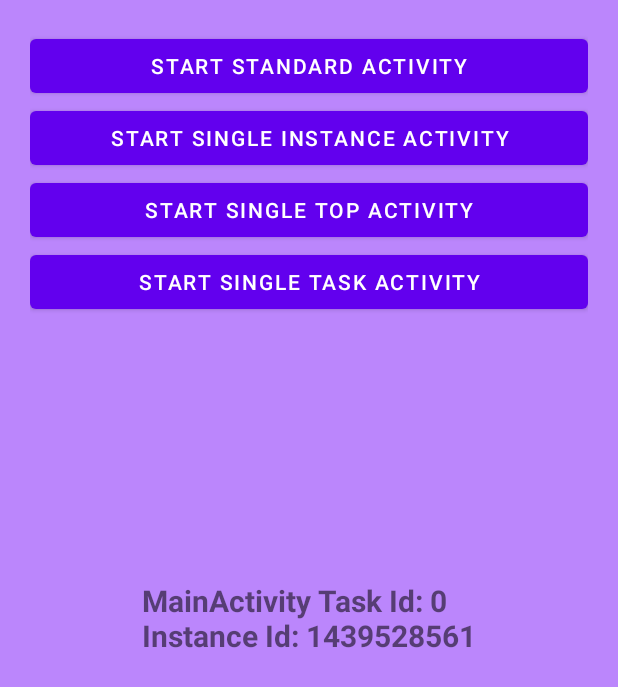
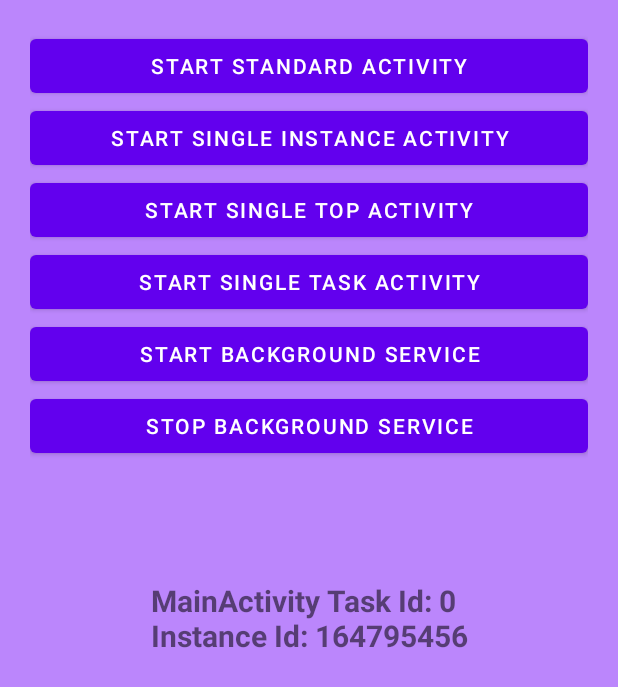
Before and after one commit to dantech0xff/AndroidFundamentalsByDanTech, an Android app: the screen it shows after launch (MainActivity), on a phone screen of 412 x 824 dp. Shown: the top 687 px of the screen. Run offline under Robolectric (Android 15) with nearby library versions, the phone set to English and light mode, and no system bars; our stand-ins replace data binding.

Commit message:
Background Service

```diff
--- a/app/src/main/java/com/creative/androidfundamentalsbydantech/activity/MainActivity.kt
+++ b/app/src/main/java/com/creative/androidfundamentalsbydantech/activity/MainActivity.kt
@@ -10,9 +10,12 @@ import androidx.core.view.ViewCompat
 import androidx.core.view.WindowInsetsCompat
 import com.creative.androidfundamentalsbydantech.R
 import com.creative.androidfundamentalsbydantech.databinding.ActivityMainBinding
+import com.creative.androidfundamentalsbydantech.service.BackgroundService
 
 class MainActivity : AppCompatActivity() {
     private var viewBinding: ActivityMainBinding? = null
+
+    private var bgServiceId: Int = 0
     override fun onCreate(savedInstanceState: Bundle?) {
         super.onCreate(savedInstanceState)
         enableEdgeToEdge()
@@ -29,6 +32,12 @@ class MainActivity : AppCompatActivity() {
         viewBinding?.textView?.text = "MainActivity Task Id: ${this.taskId}\nInstance Id: ${this.hashCode()}"
     }
 
+
+    private fun startBackgroundService(id: Int) {
+        val intent = Intent(this, BackgroundService::class.java).putExtra("dataField", "data_$id")
+        startService(intent)
+    }
+
     private fun registerClickEvent() {
         viewBinding?.apply {
             startStandardActivityButton.setOnClickListener {
@@ -43,6 +52,13 @@ class MainActivity : AppCompatActivity() {
             startSingleInstanceActivityButton.setOnClickListener {
                 startActivity(Intent(this@MainActivity, SingleInstanceActivity::class.java))
             }
+
+            startBackgroundServiceButton.setOnClickListener {
+                startBackgroundService(bgServiceId++)
+            }
+            stopBackgroundServiceButton.setOnClickListener {
+                stopService(Intent(this@MainActivity, BackgroundService::class.java))
+            }
         }
     }
 }
--- a/app/src/main/res/layout/activity_main.xml
+++ b/app/src/main/res/layout/activity_main.xml
@@ -36,6 +36,16 @@
                 android:text="Start Single Task Activity"
                 android:layout_width="match_parent"
                 android:layout_height="wrap_content"/>
+            <Button
+                android:id="@+id/startBackgroundServiceButton"
+                android:text="Start Background Service"
+                android:layout_width="match_parent"
+                android:layout_height="wrap_content"/>
+            <Button
+                android:id="@+id/stopBackgroundServiceButton"
+                android:text="Stop Background Service"
+                android:layout_width="match_parent"
+                android:layout_height="wrap_content"/>
         </LinearLayout>
         <TextView
             android:id="@+id/textView"
```
Also changed, not shown: app/src/main/AndroidManifest.xml (+19 -10 lines), app/src/main/java/com/creative/androidfundamentalsbydantech/service/BackgroundService.kt (added, +59 -0 lines), app/src/main/java/com/creative/androidfundamentalsbydantech/service/ForegroundService.kt (added, +16 -0 lines).
